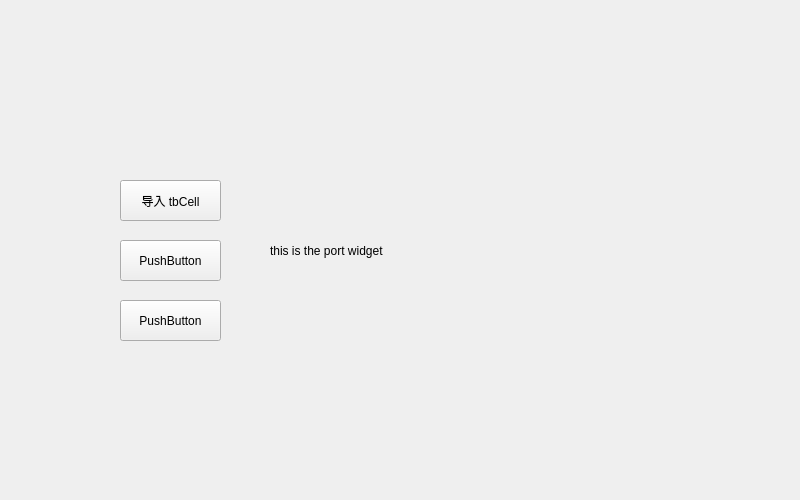
Old version of the form db_sys/tab_data_io.ui in the repository shizhonghao/DBAS.
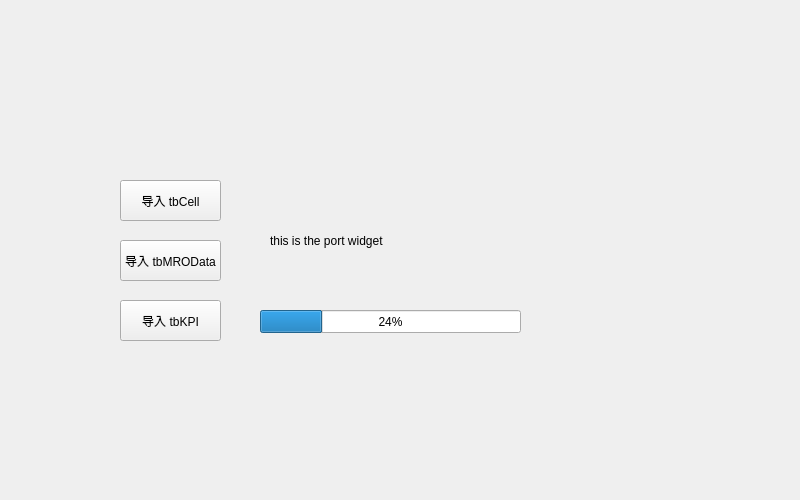
New version of the form.

Commit message: 暂时只有两个导入功能可用

```diff
--- a/db_sys/tab_data_io.ui
+++ b/db_sys/tab_data_io.ui
@@ -17,9 +17,9 @@
    <property name="geometry">
     <rect>
      <x>270</x>
-     <y>200</y>
-     <width>211</width>
-     <height>101</height>
+     <y>180</y>
+     <width>421</width>
+     <height>121</height>
     </rect>
    </property>
    <property name="text">
@@ -49,7 +49,7 @@
     </rect>
    </property>
    <property name="text">
-    <string>PushButton</string>
+    <string>导入 tbMROData</string>
    </property>
   </widget>
   <widget class="QPushButton" name="pushButton_3">
@@ -62,7 +62,20 @@
     </rect>
    </property>
    <property name="text">
-    <string>PushButton</string>
+    <string>导入 tbKPI</string>
+   </property>
+  </widget>
+  <widget class="QProgressBar" name="progressBar">
+   <property name="geometry">
+    <rect>
+     <x>260</x>
+     <y>310</y>
+     <width>261</width>
+     <height>23</height>
+    </rect>
+   </property>
+   <property name="value">
+    <number>24</number>
    </property>
   </widget>
  </widget>
```
The commit also changes 6 other files.
